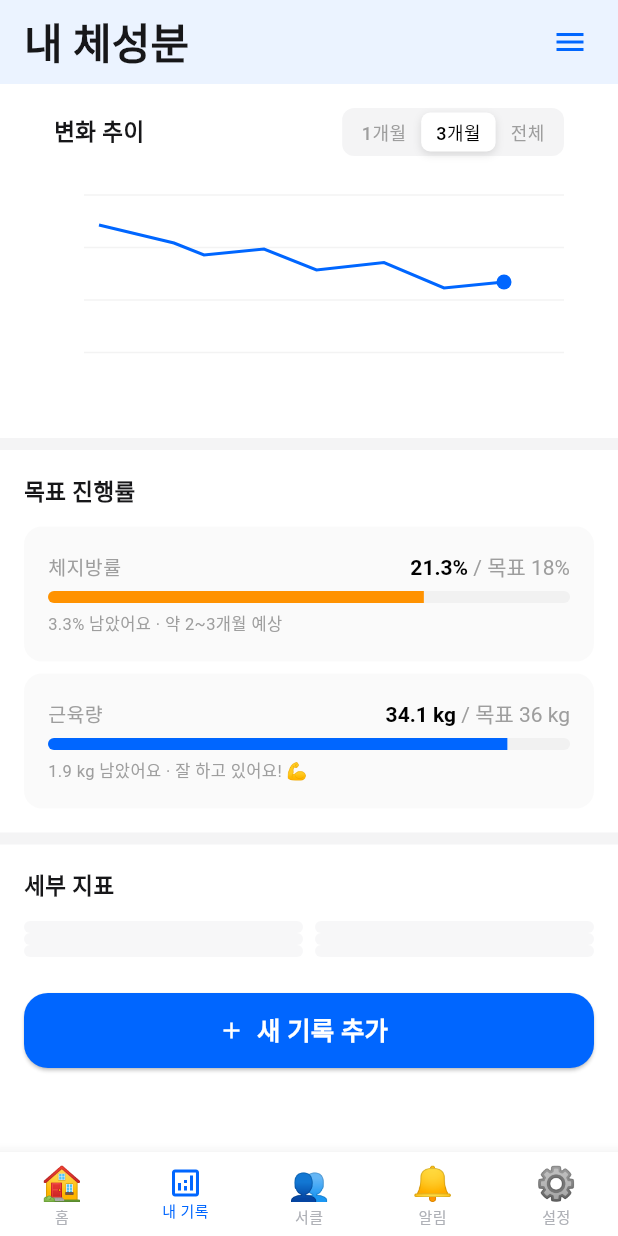
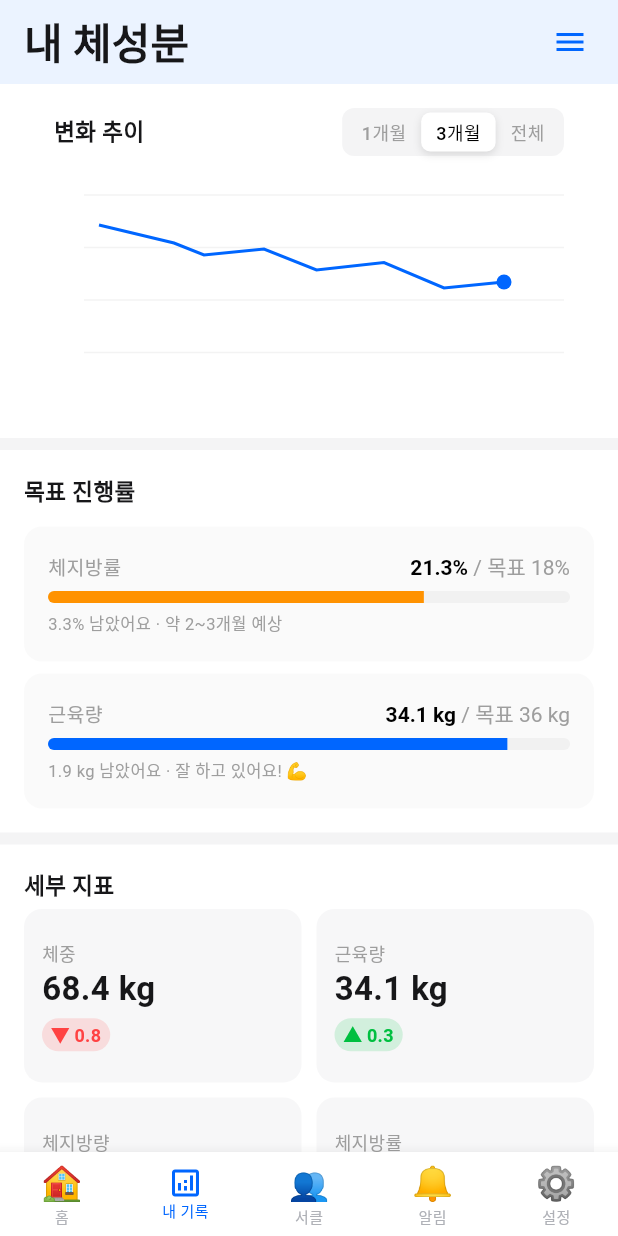
Before and after one commit to leeChaRam/FitMateFlutter, a Flutter app: the screen it shows after launch, scrolled down 206 dp, on a phone screen of 412 x 824 dp. Run offline on Flutter 3.47's test engine with Material 3 defaults, Android fonts, the phone set to English and light mode, and no system bars.

Commit message:
대쉬보드 세부 지표 및 측정기록 카드 추가

```diff
--- a/lib/screens/dashboard.dart
+++ b/lib/screens/dashboard.dart
@@ -139,14 +139,16 @@ class BodyCompositionsDashboard extends StatelessWidget {
               padding: const EdgeInsets.fromLTRB(16, 16, 16, 4),
               child: Text('세부 지표', style: TextStyle(fontSize: 15, fontWeight: FontWeight.w600, color: cs.onSurface)),
             ),
-            GridView.count(
+
+            Padding(
+              padding: const EdgeInsets.symmetric(horizontal: 16.0),
+              child: GridView.count(
                 shrinkWrap: true,
                 physics: const NeverScrollableScrollPhysics(),
                 crossAxisCount: 2,
-              childAspectRatio: 1.6,
-              padding: const EdgeInsets.symmetric(horizontal: 16, vertical: 8),
-              mainAxisExtent: 8,
-              crossAxisSpacing: 8,
+                childAspectRatio: 1.6, // 타일의 가로세로 비율 조정
+                mainAxisSpacing: 10,
+                crossAxisSpacing: 10,
                 children: [
                   _buildMetricTile(context, '체중', '68.4 kg', '▼ 0.8', FitMateTheme.colorDanger),
                   _buildMetricTile(context, '근육량', '34.1 kg', '▲ 0.3', FitMateTheme.colorPositive),
@@ -155,7 +157,49 @@ class BodyCompositionsDashboard extends StatelessWidget {
                   _buildMetricTile(context, 'BMI', '22.8', '정상 범위', cs.outline, isNeu: true),
                   _buildMetricTile(context, '기초대사량', '1,648 kcal', '▲ 12', FitMateTheme.colorPositive),
                 ],
+
               ),
+            ),
+
+            //측정 기록 헤더
+            Padding(
+              padding: const EdgeInsets.symmetric(horizontal: 16.0, vertical: 8.0),
+              child: Row(
+                mainAxisAlignment: MainAxisAlignment.spaceBetween,
+                children: [
+                  Text(
+                    '측정 기록',
+                    style: TextStyle(fontSize: 15, fontWeight: FontWeight.bold)
+                  ),
+                  TextButton(
+                    onPressed: () {},
+                    style: TextButton.styleFrom(padding: EdgeInsets.zero, minimumSize: Size.zero),
+                    child: const Text(
+                      '전체 보기',
+                      style: TextStyle(fontSize: 14, color: FitMateTheme.colorPrimary, fontWeight: FontWeight.w500)
+                    )
+                  )
+                ],
+              ),
+            ),
+
+            //측정 기록 리스트 카드
+            Container(
+              margin: const EdgeInsets.symmetric(horizontal: 16.0),
+              decoration: BoxDecoration(
+                color: Theme.of(context).cardColor,
+                borderRadius: BorderRadius.circular(FitMateTheme.radiusSm)
+              ),
+              child: Column(
+                children: [
+                  _buildHistoryRow(Colors.black, Colors.black, Colors.black, '28', '5월', '68.4', '34.1', '21.3', '▼ 0.8', '▲ 0.3'),
+                  _buildHistoryRow(Colors.black, Colors.black, Colors.black, '07', '5월', '69.2', '33.8', '22.5', '▼ 0.3', '▲ 0.1'),
+                  _buildHistoryRow(Colors.black, Colors.black, Colors.black, '14', '4월', '69.5', '33.7', '22.8', '', '', isFirst: true, isLast: true),
+                ],
+              ),
+            ),
+
+            const SizedBox(height: 20),
 
             // 새 기록 추가 버튼(CTA)
             Padding(
@@ -263,6 +307,74 @@ class BodyCompositionsDashboard extends StatelessWidget {
       ),
     );
   }
+
+  Widget _buildHistoryRow(Color fg, Color labelColor, Color borderColor, String day, String month, String weight, String muscle, String fatPercent,
+  String weightDelta, String muscleDelta, {bool isFirst = false, isLast = false}){
+    return Container(
+      padding: const EdgeInsets.symmetric(horizontal: 16, vertical: 14),
+      decoration: BoxDecoration(
+        border: isLast
+          ? null
+          : Border(bottom: BorderSide(color: borderColor, width: 0.5),),
+      ),
+      child: Row(
+        children: [
+          //날짜영역
+          SizedBox(
+            width: 48,
+            child: Column(
+              crossAxisAlignment: CrossAxisAlignment.start,
+              children: [
+                Text(day, style: TextStyle(fontSize: 22, fontWeight: FontWeight.bold, color: fg, height: 1.1),),
+                Text(month, style: TextStyle(fontSize: 11, color: labelColor)),
+              ],
+            ),
+          ),
+
+          const SizedBox(width: 8),
+
+          //핵심 지표 가로 영역 배열
+          Expanded(
+            child: Row(
+              mainAxisAlignment: MainAxisAlignment.start,
+              children: [
+                _buildHistoryChip(labelColor, fg, '체중', weight),
+                const SizedBox(width: 16),
+                _buildHistoryChip(labelColor, fg, '근육', muscle),
+                const SizedBox(width: 16),
+                _buildHistoryChip(labelColor, fg, '체지방%', fatPercent),
+              ],
+            ),
+          ),
+          //증감 상태 영역
+          if(isFirst)
+            Text('첫 기록', style: TextStyle(fontSize: 11, color: labelColor))
+          else
+            Column(
+              crossAxisAlignment: CrossAxisAlignment.end,
+              children: [
+                if (weightDelta.isNotEmpty)
+                  Text(weightDelta, style: const TextStyle(fontSize: 12, fontWeight:FontWeight.w500, color: FitMateTheme.colorPositive)),
+                if (muscleDelta.isNotEmpty)
+                  Text(muscleDelta, style: const TextStyle(fontSize: 11, fontWeight: FontWeight.w500, color: FitMateTheme.colorDanger)),
+              ],
+            )
+        ],
+      ),
+    );
+  }
+
+  // 기록 내부의 지표 칩 빌더
+  Widget _buildHistoryChip(Color labelColor, Color fgColor, String label, String value){
+    return Column(
+      crossAxisAlignment: CrossAxisAlignment.start,
+      children: [
+        Text(label, style: TextStyle(fontSize: 11, color: labelColor)),
+        const SizedBox(height: 2),
+        Text(value, style: TextStyle(fontSize: 14, fontWeight: FontWeight.w200, color: fgColor))
+      ],
+    );
+  }
 }
 
 // 변화 추이 커스텀 페인터 (HTML 내부의 SVG 정밀 재현)
```
Lines whose indentation alone changed are shown as unchanged.
